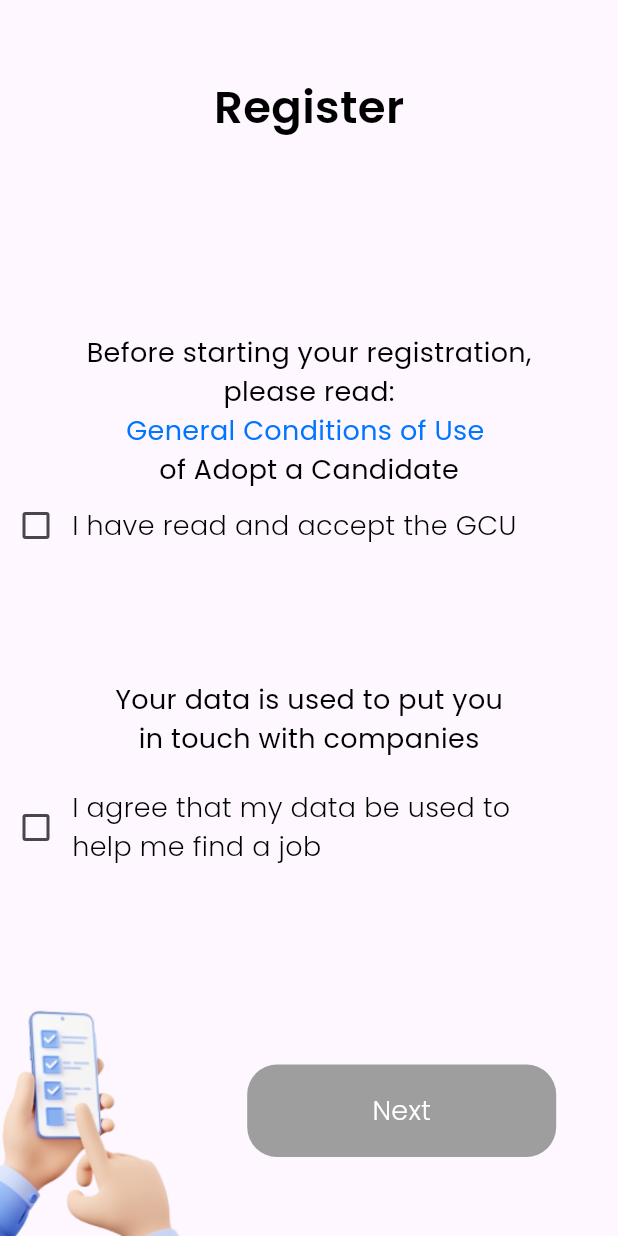
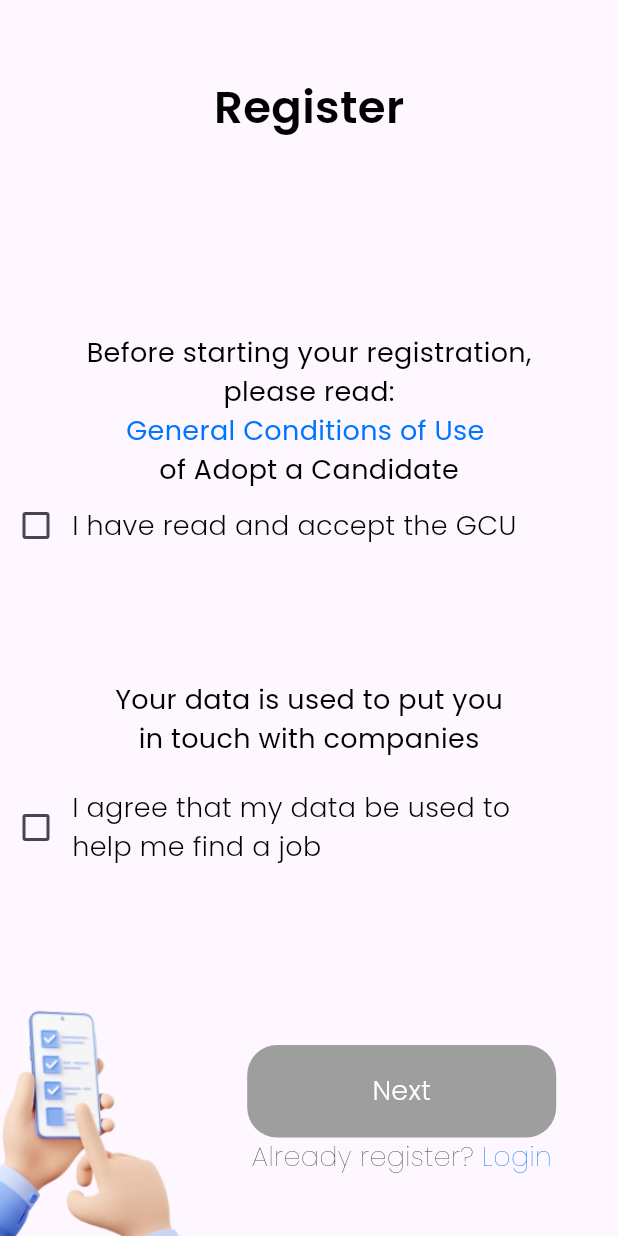
Before and after one commit to algosup/2023-2024-project-5-flutter-team-1, a Flutter app: the RegisterPage screen opened by its route, on a phone screen of 412 x 824 dp. Run offline on Flutter 3.47's test engine with Material 3 defaults, Android fonts, the phone set to English and light mode, and no system bars; our stand-ins replace go_router, google_fonts; network calls fail.

Commit message:
Register Update V0.22
Add a come back functionnalitie to allow the user to login if he already has an account

```diff
--- a/src/lib/pages/registerpage.dart
+++ b/src/lib/pages/registerpage.dart
@@ -1,3 +1,5 @@
+// Page made by DELILLE Elone - https://github.com/HiNett
+// Except from 212 to 219
 import 'package:flutter/material.dart';
 import 'package:google_fonts/google_fonts.dart';
 import '../preferences.dart';
@@ -62,6 +64,16 @@ class _RegisterPageState extends State<RegisterPage> {
   };
 
   Map<String, String> nextText = {"fr_FR": "Suivant", "en_US": "Next"};
+
+  Map<String, String> alreadyAcc ={
+    "fr_FR": "Déjà inscrit ?",
+    "en_US": "Already register?"
+  };
+
+  Map<String,String> loginNow = {
+    "fr_FR": "Connecte-toi",
+    "en_US": "Login"
+  };
 
   @override
   Widget build(BuildContext context) {
@@ -207,6 +219,7 @@ class _RegisterPageState extends State<RegisterPage> {
             ),
             Row(
               children: [
+                // Align made by Enzo GUILLOUCHE
                 Align(
                   alignment: Alignment.bottomLeft,
                   child: Image.asset(
@@ -214,6 +227,7 @@ class _RegisterPageState extends State<RegisterPage> {
                     width: size.width * 0.4,
                   ),
                 ),
+                Column( children: [
                 GestureDetector(
                   onTap: () {
                     setState(() {
@@ -241,6 +255,31 @@ class _RegisterPageState extends State<RegisterPage> {
                     ),
                   ),
                 ),
+                GestureDetector(
+                  onTap: (){
+                    setState(() {
+                      context.go("/loginpage");
+                    });
+                  },
+                  child:
+                Row(children: [
+                  Text("${alreadyAcc[lang]} ", style: GoogleFonts.poppins(
+                    textStyle: const TextStyle(
+                      fontSize: 18,
+                      fontWeight: FontWeight.w200,
+                      color: Colors.black,
+                    )
+                  )),
+                  Text("${loginNow[lang]}", style: GoogleFonts.poppins(
+                    textStyle: const TextStyle(
+                      fontSize: 18,
+                      fontWeight: FontWeight.w200,
+                      color: Color.fromRGBO(0, 117, 255, 100)
+                    )
+                  ))
+                ],))
+
+                ])
               ],
             ),
           ],
```
